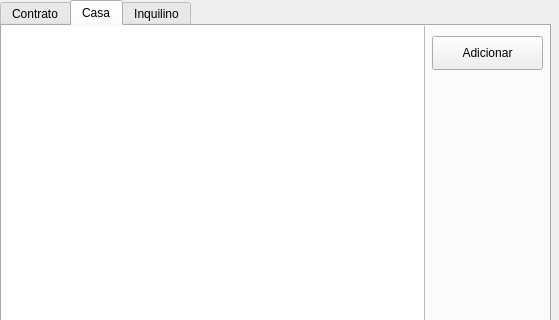
Above: interface/Visualizacao.ui from adenilsonElias/Gerenciador_Casa_Aluguel before the change; both pictures show x 0 to 559 and y 0 to 320 of the 559 by 534 pixel window. Below: the same form after it.
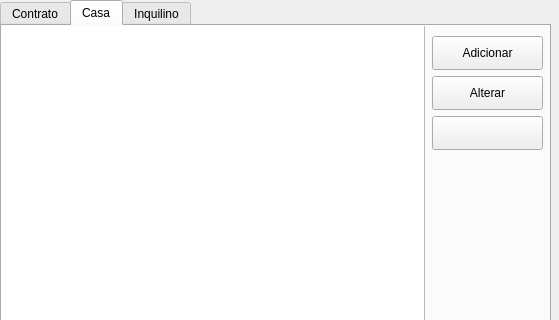
That is the form after the change. The open tabs and pages were chosen to show the change.

Commit message: adiçoes Interface

What changed in the file:
```diff
--- a/interface/Visualizacao.ui
+++ b/interface/Visualizacao.ui
@@ -257,6 +257,32 @@
       <string>Adicionar</string>
      </property>
     </widget>
+    <widget class="QPushButton" name="Alter_casa">
+     <property name="geometry">
+      <rect>
+       <x>430</x>
+       <y>50</y>
+       <width>111</width>
+       <height>34</height>
+      </rect>
+     </property>
+     <property name="text">
+      <string>Alterar</string>
+     </property>
+    </widget>
+    <widget class="QPushButton" name="Ativo_Desativo_casa">
+     <property name="geometry">
+      <rect>
+       <x>430</x>
+       <y>90</y>
+       <width>111</width>
+       <height>34</height>
+      </rect>
+     </property>
+     <property name="text">
+      <string/>
+     </property>
+    </widget>
    </widget>
    <widget class="QWidget" name="tabWidgetPage2">
     <attribute name="title">
```
Left out of the diff: 13 changed lines with no effect on the pictures. The commit also changes 5 other files.
